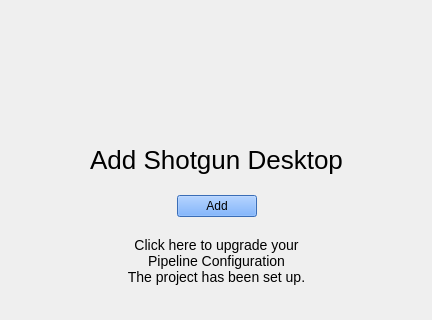
Old version of the form resources/update_project_config.ui in the repository shotgunsoftware/tk-desktop; both pictures show x 0 to 432 and y 124 to 444 of the 432 by 644 pixel window.
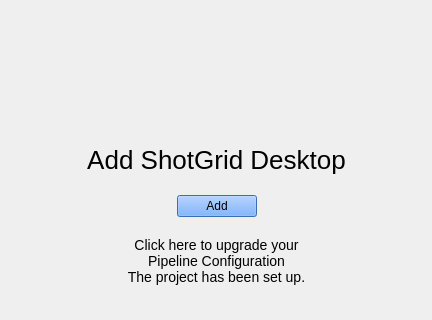
New version of the form. Icons and pictures are not drawn.

Diff of the .ui file:
```diff
--- a/resources/update_project_config.ui
+++ b/resources/update_project_config.ui
@@ -86,7 +86,7 @@
         <string notr="true">font-size: 26px;</string>
        </property>
        <property name="text">
-        <string>Add Shotgun Desktop</string>
+        <string>Add ShotGrid Desktop</string>
        </property>
        <property name="alignment">
         <set>Qt::AlignCenter</set>
```
